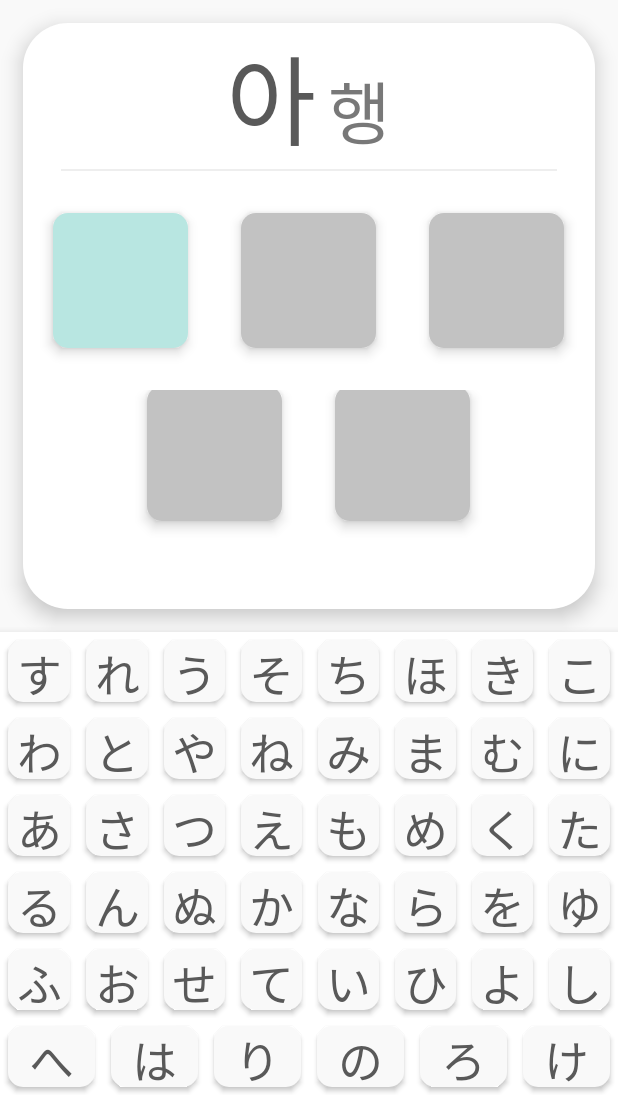
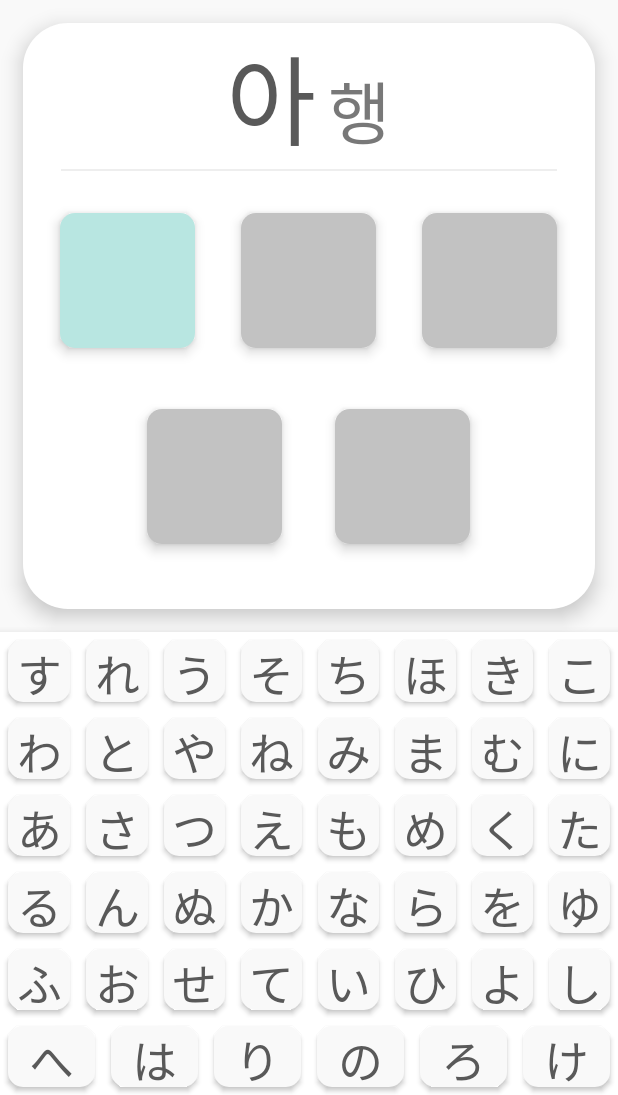
Before and after one commit to roncan1/Aragada, an Android app: the TestActivity screen opened directly, with no data from a screen before it, on a phone screen of 412 x 824 dp, the part 141-1236 px from its top. Run offline under Robolectric (Android 15) with nearby library versions, the phone set to English and light mode, and no system bars; libraries missing offline, so code that uses them is left out: cn.pedant.

Commit message:
ui 보완

```diff
--- a/app/src/main/res/layout/activity_main.xml
+++ b/app/src/main/res/layout/activity_main.xml
@@ -11,7 +11,8 @@
         android:layout_width="match_parent"
         android:layout_height="match_parent"
         android:layout_weight="7.8"
-        android:orientation="horizontal">
+        android:orientation="horizontal"
+        android:background="#ffffff">
 
         <ImageView
             android:layout_width="200dp"
--- a/app/src/main/res/layout/activity_study.xml
+++ b/app/src/main/res/layout/activity_study.xml
@@ -11,7 +11,8 @@
         android:layout_width="match_parent"
         android:layout_height="match_parent"
         android:layout_weight="7.8"
-        android:orientation="horizontal">
+        android:orientation="horizontal"
+        android:background="#ffffff">
 
         <ImageView
             android:id="@+id/btn_backHome"
--- a/app/src/main/res/layout/activity_test.xml
+++ b/app/src/main/res/layout/activity_test.xml
@@ -11,8 +11,8 @@
         android:layout_width="match_parent"
         android:layout_height="match_parent"
         android:layout_weight="7.8"
-        android:orientation="horizontal">
-
+        android:orientation="horizontal"
+        android:background="#ffffff">
         <ImageView
             android:id="@+id/btn_backHome"
             android:layout_width="58dp"
@@ -133,9 +133,9 @@
                     android:id="@+id/tv_target2"
                     android:layout_width="90dp"
                     android:layout_height="90dp"
-                    android:layout_marginLeft="20dp"
+                    android:layout_marginLeft="15dp"
                     android:layout_marginTop="15dp"
-                    android:layout_marginRight="20dp"
+                    android:layout_marginRight="15dp"
                     android:layout_marginBottom="15dp"
                     android:background="@drawable/test_correct"
                     android:elevation="5dp"
@@ -174,7 +174,6 @@
                     android:layout_width="90dp"
                     android:layout_height="90dp"
                     android:layout_marginRight="17dp"
-                    android:layout_marginBottom="15dp"
                     android:background="@drawable/test_unresolved"
                     android:elevation="5dp"
                     android:fontFamily="@font/godo"
@@ -187,7 +186,6 @@
                     android:layout_width="90dp"
                     android:layout_height="90dp"
                     android:layout_marginLeft="18dp"
-                    android:layout_marginBottom="15dp"
                     android:background="@drawable/test_unresolved"
                     android:elevation="5dp"
                     android:fontFamily="@font/godo"
--- a/app/src/main/res/values-night/themes.xml
+++ b/app/src/main/res/values-night/themes.xml
@@ -2,12 +2,13 @@
     <!-- Base application theme. -->
     <style name="Theme.Aragada" parent="Theme.MaterialComponents.DayNight.NoActionBar">
         <!-- Primary brand color. -->
-        <item name="colorPrimary">#FFFFFF</item>
-        <item name="colorPrimaryVariant">#FFFFFF</item>
+        <item name="colorPrimary">#ffffff</item>
+        <item name="colorPrimaryVariant">#ffffff</item>
         <item name="colorOnPrimary">@color/black</item>
+        <item name="android:windowLightStatusBar" tools:targetApi="m">true</item>
         <!-- Secondary brand color. -->
-        <item name="colorSecondary">#FFFFFF</item>
-        <item name="colorSecondaryVariant">#FFFFFF</item>
+        <item name="colorSecondary">#B8E6E1</item>
+        <item name="colorSecondaryVariant">#B8E6E1</item>
         <item name="colorOnSecondary">@color/black</item>
         <!-- Status bar color. -->
         <item name="android:statusBarColor" tools:targetApi="l">?attr/colorPrimaryVariant</item>
--- a/app/src/main/res/values/themes.xml
+++ b/app/src/main/res/values/themes.xml
@@ -2,12 +2,13 @@
     <!-- Base application theme. -->
     <style name="Theme.Aragada" parent="Theme.MaterialComponents.DayNight.NoActionBar">
         <!-- Primary brand color. -->
-        <item name="colorPrimary">#FFFFFF</item>
-        <item name="colorPrimaryVariant">#FFFFFF</item>
-        <item name="colorOnPrimary">@color/white</item>
+        <item name="colorPrimary">#B8E6E1</item>
+        <item name="colorPrimaryVariant">#ffffff</item>
+        <item name="colorOnPrimary">#B8E6E1</item>
+        <item name="android:windowLightStatusBar" tools:targetApi="m">true</item>
         <!-- Secondary brand color. -->
-        <item name="colorSecondary">#FFFFFF</item>
-        <item name="colorSecondaryVariant">#FFFFFF</item>
+        <item name="colorSecondary">#B8E6E1</item>
+        <item name="colorSecondaryVariant">#B8E6E1</item>
         <item name="colorOnSecondary">@color/black</item>
         <!-- Status bar color. -->
         <item name="android:statusBarColor" tools:targetApi="l">?attr/colorPrimaryVariant</item>
@@ -18,7 +19,7 @@
         <!-- Primary brand color. -->
         <item name="colorPrimary">#B8E6E1</item>
         <item name="colorPrimaryVariant">#B8E6E1</item>
-        <item name="colorOnPrimary">@color/white</item>
+        <item name="colorOnPrimary">#B8E6E1</item>
         <!-- Secondary brand color. -->
         <item name="colorSecondary">#B8E6E1</item>
         <item name="colorSecondaryVariant">#B8E6E1</item>
```
